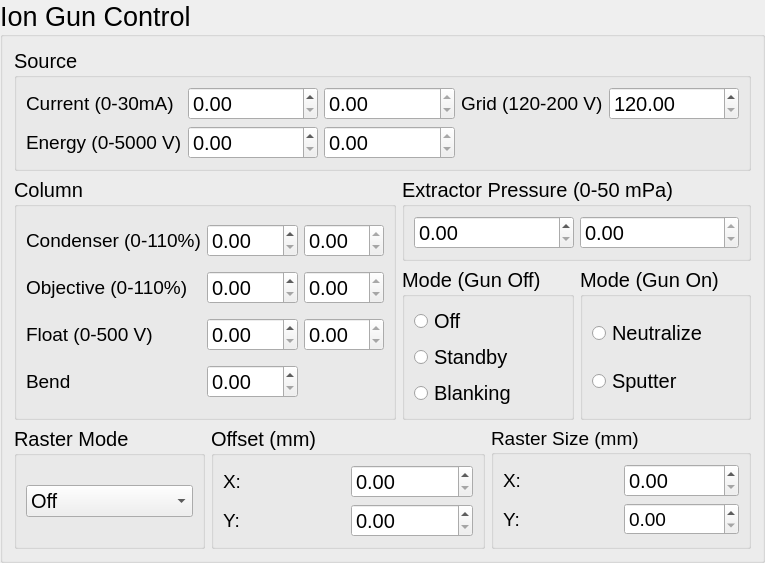
Old version of the form Auger/measurement/ion_gun.ui in the repository ScopeFoundry/HW_attocube_anc150.
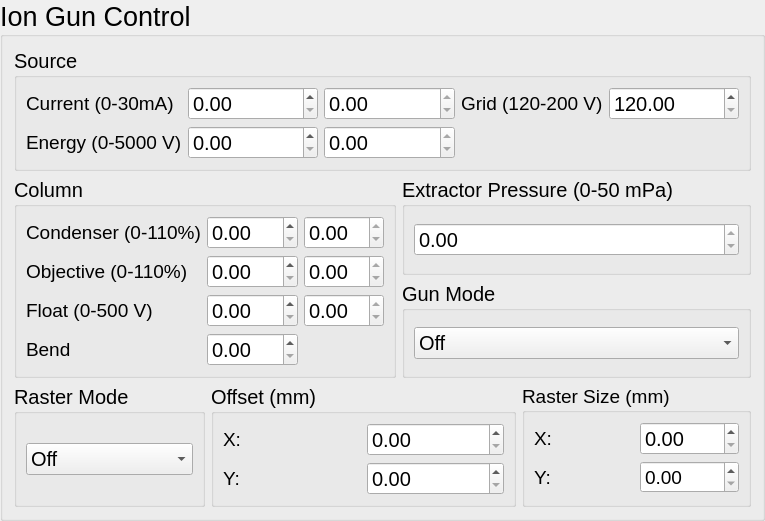
New version of the form.

What changed in the file:
```diff
--- a/Auger/measurement/ion_gun.ui
+++ b/Auger/measurement/ion_gun.ui
@@ -245,81 +245,13 @@
       <string>Extractor Pressure (0-50 mPa)</string>
      </property>
      <layout class="QGridLayout" name="gridLayout_4">
-      <item row="0" column="1">
-       <widget class="QDoubleSpinBox" name="Extractor_ro">
+      <item row="0" column="0">
+       <widget class="QDoubleSpinBox" name="Extractor_readout_doubleSpinBox">
         <property name="readOnly">
          <bool>true</bool>
         </property>
        </widget>
       </item>
-      <item row="0" column="0">
-       <widget class="QDoubleSpinBox" name="Extractor_pressure_spinbox"/>
-      </item>
-     </layout>
-    </widget>
-   </item>
-   <item row="2" column="2" colspan="2">
-    <widget class="QGroupBox" name="Mode_gun_off_box">
-     <property name="font">
-      <font>
-       <family>Helvetica Neue</family>
-       <pointsize>15</pointsize>
-      </font>
-     </property>
-     <property name="title">
-      <string>Mode (Gun Off)</string>
-     </property>
-     <layout class="QGridLayout" name="gridLayout_5">
-      <item row="0" column="0">
-       <widget class="QRadioButton" name="Off_button">
-        <property name="text">
-         <string>Off</string>
-        </property>
-       </widget>
-      </item>
-      <item row="3" column="0">
-       <widget class="QRadioButton" name="Blanking_button">
-        <property name="text">
-         <string>Blanking</string>
-        </property>
-       </widget>
-      </item>
-      <item row="2" column="0">
-       <widget class="QRadioButton" name="Standby_button">
-        <property name="text">
-         <string>Standby</string>
-        </property>
-       </widget>
-      </item>
-     </layout>
-    </widget>
-   </item>
-   <item row="2" column="4">
-    <widget class="QGroupBox" name="Mode_gun_on_box">
-     <property name="font">
-      <font>
-       <family>Helvetica Neue</family>
-       <pointsize>15</pointsize>
-      </font>
-     </property>
-     <property name="title">
-      <string>Mode (Gun On)</string>
-     </property>
-     <layout class="QGridLayout" name="gridLayout_6">
-      <item row="0" column="0">
-       <widget class="QRadioButton" name="Neutralize_button">
-        <property name="text">
-         <string>Neutralize</string>
-        </property>
-       </widget>
-      </item>
-      <item row="1" column="0">
-       <widget class="QRadioButton" name="Sputter_button">
-        <property name="text">
-         <string>Sputter</string>
-        </property>
-       </widget>
-      </item>
      </layout>
     </widget>
    </item>
@@ -457,6 +389,45 @@
      </layout>
     </widget>
    </item>
+   <item row="2" column="2" colspan="3">
+    <widget class="QGroupBox" name="Mode_gun_off_box">
+     <property name="font">
+      <font>
+       <family>Helvetica Neue</family>
+       <pointsize>15</pointsize>
+      </font>
+     </property>
+     <property name="title">
+      <string>Gun Mode</string>
+     </property>
+     <layout class="QGridLayout" name="gridLayout_5">
+      <item row="0" column="0">
+       <widget class="QComboBox" name="Gun_mode_comboBox">
+        <item>
+         <property name="text">
+          <string>Off</string>
+         </property>
+        </item>
+        <item>
+         <property name="text">
+          <string>Blanking</string>
+         </property>
+        </item>
+        <item>
+         <property name="text">
+          <string>Standby</string>
+         </property>
+        </item>
+        <item>
+         <property name="text">
+          <string>Active</string>
+         </property>
+        </item>
+       </widget>
+      </item>
+     </layout>
+    </widget>
+   </item>
   </layout>
  </widget>
  <resources/>
```
Left out of the diff: 2 changed lines with no effect on the pictures.
